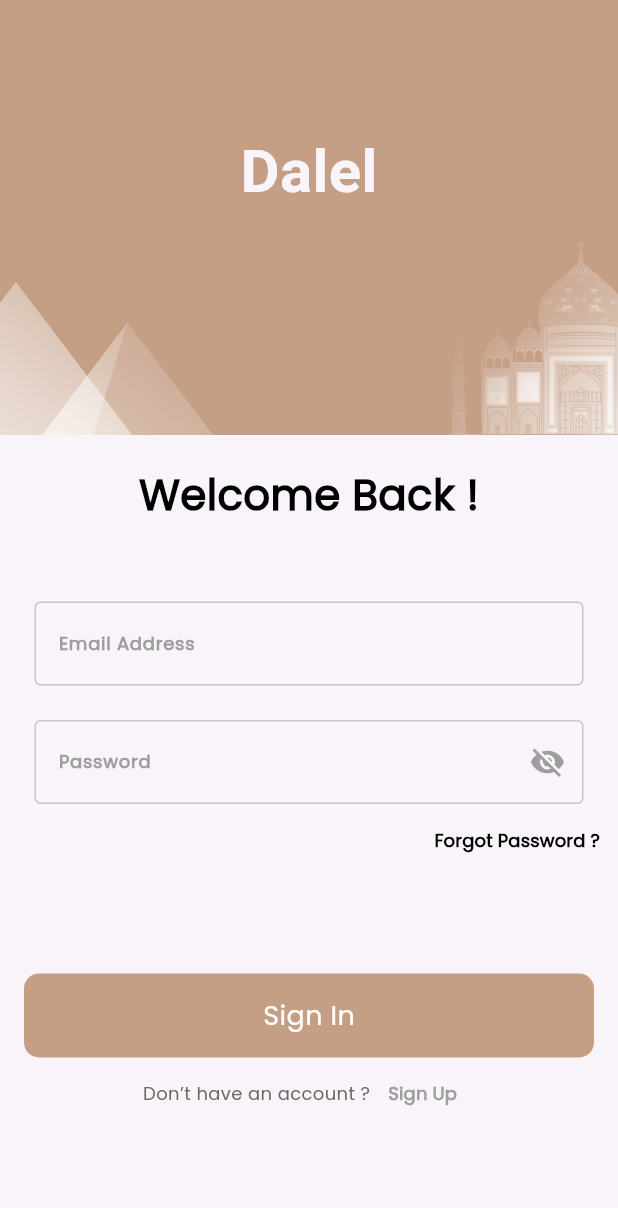
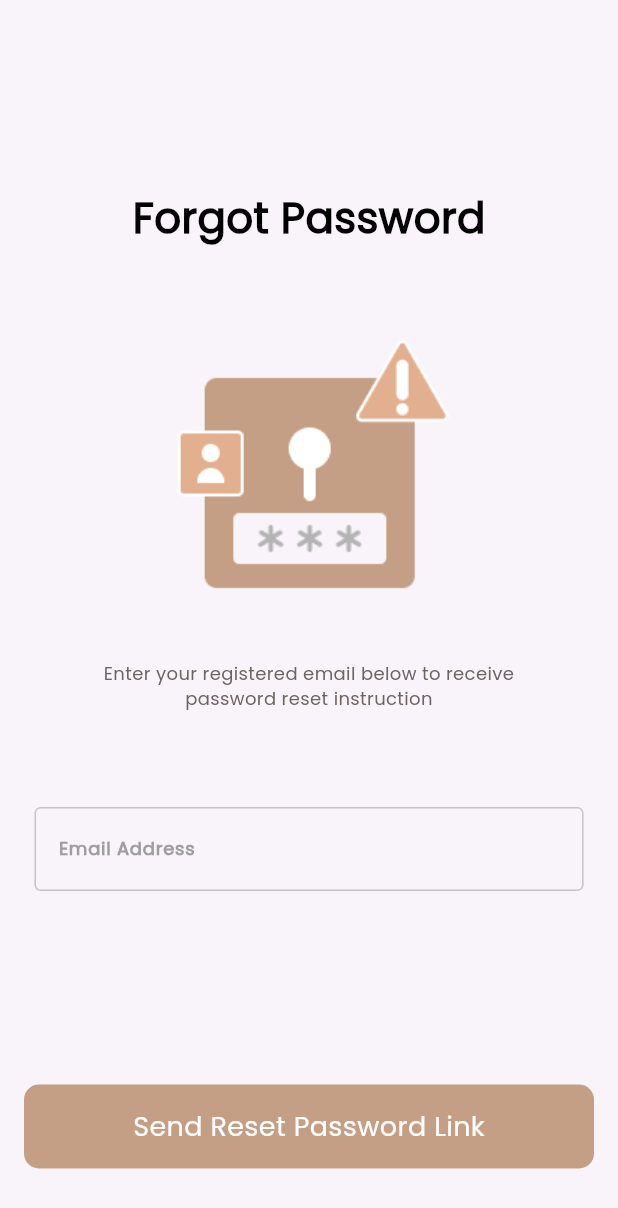
Before and after one commit to aboda010/dalel, a Flutter app: the SignInView screen opened by its route, after a tap on "Forgot Password ?", on a phone screen of 412 x 824 dp. Shown: the top 1208 px of the screen. Run offline on Flutter 3.47's test engine with Material 3 defaults, Android fonts, the light colour scheme and no system bars; our stand-ins replace firebase_auth, firebase_core, flutter_bloc, flutter_svg, fluttertoast, get_it and 3 more; accounts and stored records are empty.

Commit message:
forgot password Ui and Logic

```diff
--- a/lib/core/routes/app_router.dart
+++ b/lib/core/routes/app_router.dart
@@ -1,4 +1,5 @@
 import 'package:dalel/features/auth/presentation/auth_cuibt/cubit/auth_cubit.dart';
+import 'package:dalel/features/auth/presentation/view/forgot_password_view.dart';
 import 'package:dalel/features/auth/presentation/view/sign_in_view.dart';
 import 'package:dalel/features/auth/presentation/view/sign_up_view.dart';
 import 'package:dalel/features/home/presentation/views/home_view.dart';
@@ -11,6 +12,7 @@ const String signupView = '/sign_up_view';
 const String onBoardingView = '/on_boarding';
 const String signInView = '/signin_view';
 const String homeView = '/home_view';
+const String forgotPasswordView = '/forgot_password_view';
 final GoRouter router = GoRouter(
   routes: [
     GoRoute(
@@ -39,5 +41,12 @@ final GoRouter router = GoRouter(
       path: homeView,
       builder: (context, state) => const HomeView(),
     ),
+    GoRoute(
+      path: forgotPasswordView,
+      builder: (context, state) => BlocProvider(
+        create: (context) => AuthCubit(),
+        child: const ForgotPasswordView(),
+      ),
+    ),
   ],
 );
--- a/lib/features/auth/presentation/auth_cuibt/cubit/auth_cubit.dart
+++ b/lib/features/auth/presentation/auth_cuibt/cubit/auth_cubit.dart
@@ -12,6 +12,7 @@ class AuthCubit extends Cubit<AuthState> {
   bool? termsAndConditonsCheckValue;
   GlobalKey<FormState> signUpKey = GlobalKey();
   GlobalKey<FormState> signInKey = GlobalKey();
+  GlobalKey<FormState> forgotPasswordKey = GlobalKey();
   bool isPasswordVisible = true;
 
   signInWithEmailAndPassword() async {
@@ -76,4 +77,15 @@ class AuthCubit extends Cubit<AuthState> {
   verifyEmail() async {
     await FirebaseAuth.instance.currentUser!.sendEmailVerification();
   }
+
+
+  resetPasswordWithLink() async {
+    try {
+      emit(ForgotPasswordLoadingState());
+      await FirebaseAuth.instance.sendPasswordResetEmail(email: email!);
+      emit(ForgotPasswordSuccessSate());
+    }  catch (e) {
+      emit(ForgotPasswordFaiulreState(errorMessage: e.toString()));
+    }
+  }
 }
--- a/lib/features/auth/presentation/auth_cuibt/cubit/auth_state.dart
+++ b/lib/features/auth/presentation/auth_cuibt/cubit/auth_state.dart
@@ -20,3 +20,12 @@ final class SignInFaiulreState extends AuthState {
 
   SignInFaiulreState({required this.errorMessage});
 }
+
+final class ForgotPasswordLoadingState extends AuthState {}
+final class ForgotPasswordSuccessSate extends AuthState {}
+final class ForgotPasswordFaiulreState extends AuthState {
+
+  final String errorMessage;
+
+  ForgotPasswordFaiulreState({required this.errorMessage});
+}
--- /dev/null
+++ b/lib/features/auth/presentation/view/forgot_password_view.dart
@@ -0,0 +1,43 @@
+import 'package:dalel/core/utils/app_assets.dart';
+import 'package:dalel/core/utils/app_text_styles.dart';
+import 'package:dalel/features/auth/presentation/widget/custem_forgot_paasword_forem.dart';
+import 'package:flutter/material.dart';
+
+class ForgotPasswordView extends StatelessWidget {
+  const ForgotPasswordView({super.key});
+
+  @override
+  Widget build(BuildContext context) {
+    return Scaffold(
+      body: CustomScrollView(
+        slivers: [
+          const SliverToBoxAdapter(child: SizedBox(height: 125)),
+          SliverToBoxAdapter(
+            child: Center(
+                child: Text('Forgot Password',
+                    style: AppTextStyles.poppinsTextStyle600Size28)),
+          ),
+          const SliverToBoxAdapter(child: SizedBox(height: 40)),
+          SliverToBoxAdapter(
+            child: SizedBox(
+              height: 235,
+              width: 235,
+              child: Image.asset(Assets.imagesForgetPassword),
+            ),
+          ),
+          SliverToBoxAdapter(
+            child: Text(
+                maxLines: 2,
+                textAlign: TextAlign.center,
+                'Enter your registered email below to receive \npassword reset instruction',
+                style: AppTextStyles.poppinsTextStyle400Size12),
+          ),
+          const SliverToBoxAdapter(child: SizedBox(height: 41)),
+          const SliverToBoxAdapter(
+            child: CustemForgotPasswordForm(),
+          )
+        ],
+      ),
+    );
+  }
+}
--- /dev/null
+++ b/lib/features/auth/presentation/widget/custem_forgot_paasword_forem.dart
@@ -0,0 +1,62 @@
+import 'package:dalel/core/functions/custem_navigate.dart';
+import 'package:dalel/core/functions/custem_toast.dart';
+import 'package:dalel/core/routes/app_router.dart';
+import 'package:dalel/core/utils/app_colors.dart';
+import 'package:dalel/core/widget/custem_bottom.dart';
+import 'package:dalel/features/auth/presentation/auth_cuibt/cubit/auth_cubit.dart';
+import 'package:dalel/features/auth/presentation/auth_cuibt/cubit/auth_state.dart';
+import 'package:dalel/features/auth/presentation/widget/custem_text_field.dart';
+import 'package:flutter/material.dart';
+import 'package:flutter_bloc/flutter_bloc.dart';
+
+class CustemForgotPasswordForm extends StatelessWidget {
+  const CustemForgotPasswordForm({super.key});
+
+  @override
+  Widget build(BuildContext context) {
+    return BlocConsumer<AuthCubit, AuthState>(
+      listener: (context, state) {
+        if (state is ForgotPasswordSuccessSate) {
+          custemToastMessage('Check your email to reset password');
+          custemPushReplaceNavigate(context, signInView);
+        } else if (state is ForgotPasswordFaiulreState) {
+          custemToastMessage(
+            state.errorMessage,
+          );
+        }
+      },
+      builder: (context, state) {
+        AuthCubit authCubit = BlocProvider.of<AuthCubit>(context);
+
+        return Form(
+          key: authCubit.forgotPasswordKey,
+          child: Column(
+            children: [
+              CustemTextFormField(
+                onChanged: (email) {
+                  authCubit.email = email;
+                },
+                labelText: 'Email Address',
+              ),
+              const SizedBox(height: 129),
+              state is SignupLoadingState
+                  ? CircularProgressIndicator(
+                      color: AppColors.primaryColor,
+                    )
+                  : CustemBottom(
+                      color: AppColors.primaryColor,
+                      text: 'Send Reset Password Link',
+                      onTap: () {
+                        if (authCubit.forgotPasswordKey.currentState!
+                            .validate()) {
+                          authCubit.resetPasswordWithLink();
+                        }
+                      },
+                    ),
+            ],
+          ),
+        );
+      },
+    );
+  }
+}
--- a/lib/features/auth/presentation/widget/custem_sign_in_form.dart
+++ b/lib/features/auth/presentation/widget/custem_sign_in_form.dart
@@ -62,7 +62,9 @@ class CustemSignInForm extends StatelessWidget {
               Align(
                 alignment: Alignment.bottomRight,
                 child: TextButton(
-                  onPressed: () {},
+                  onPressed: () {
+                    custemPushReplaceNavigate(context, forgotPasswordView);
+                  },
                   child: Text('Forgot Password ?',
                       style: AppTextStyles.poppinsTextStyle600Size12
                           .copyWith(color: Colors.black)),
--- a/lib/features/auth/presentation/widget/signin_body.dart
+++ b/lib/features/auth/presentation/widget/signin_body.dart
@@ -1,10 +1,7 @@
 import 'package:dalel/core/functions/custem_navigate.dart';
 import 'package:dalel/core/routes/app_router.dart';
-import 'package:dalel/core/utils/app_colors.dart';
 import 'package:dalel/core/utils/app_text_styles.dart';
-import 'package:dalel/core/widget/custem_bottom.dart';
 import 'package:dalel/features/auth/presentation/widget/custem_sign_in_form.dart';
-import 'package:dalel/features/auth/presentation/widget/custem_text_field.dart';
 import 'package:flutter/material.dart';
 
 class SignInBody extends StatefulWidget {
--- a/lib/features/on_boarding/presentation/view/on_boarding_view.dart
+++ b/lib/features/on_boarding/presentation/view/on_boarding_view.dart
@@ -1,5 +1,6 @@
 import 'package:dalel/core/functions/custem_navigate.dart';
 import 'package:dalel/core/routes/app_router.dart';
+import 'package:dalel/core/utils/app_colors.dart';
 import 'package:dalel/core/widget/custem_bottom.dart';
 import 'package:dalel/features/on_boarding/data/on_boarding_model.dart';
 import 'package:dalel/features/on_boarding/functions/on_boarding.dart';
@@ -53,6 +54,7 @@ class _OnBoardingViewState extends State<OnBoardingView> {
                     ],
                   )
                 : CustemBottom(
+                    color: AppColors.primaryColor,
                     text: 'Next',
                     onTap: () {
                       _controller.nextPage(
```
